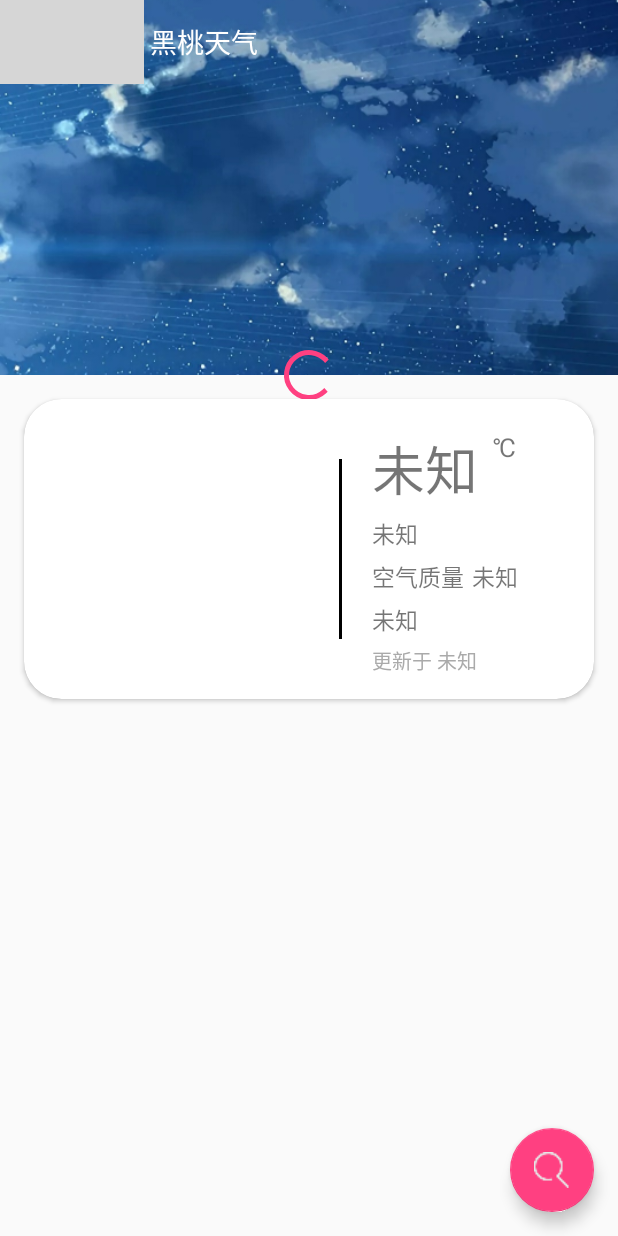
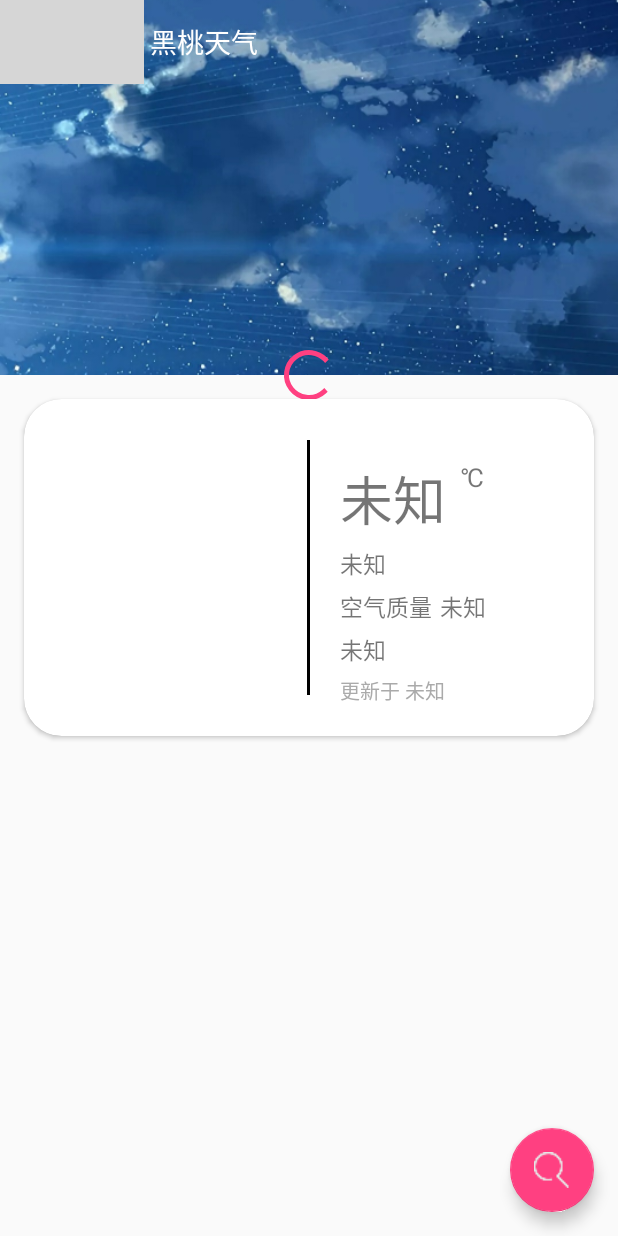
Before and after one commit to ldk123456/SpadeWeather, an Android app: the screen it shows after launch (MainActivity), on a phone screen of 412 x 824 dp. Run offline under Robolectric (Android 15) with nearby library versions, the phone set to English and light mode, and no system bars; libraries missing offline, so code that uses them is left out: com.baidu.location, org.litepal; 2 statements that could not run were skipped; grey boxes are pictures that could not be loaded.

Commit message:
update README

```diff
--- a/app/build.gradle
+++ b/app/build.gradle
@@ -4,10 +4,10 @@ android {
     compileSdkVersion 27
     defaultConfig {
         applicationId "com.example.a.spadeweather"
-        minSdkVersion 25
+        minSdkVersion 14
         targetSdkVersion 27
         versionCode 1
-        versionName "1.0"
+        versionName "1.1"
         testInstrumentationRunner "android.support.test.runner.AndroidJUnitRunner"
     }
     buildTypes {
--- a/app/src/main/java/com/example/a/spadeweather/SearchCityActivity.java
+++ b/app/src/main/java/com/example/a/spadeweather/SearchCityActivity.java
@@ -37,6 +37,7 @@ public class SearchCityActivity extends AppCompatActivity {
     @Override
     protected void onCreate(Bundle savedInstanceState) {
         super.onCreate(savedInstanceState);
+
         setContentView(R.layout.activity_search_city);
         Button searchBtn=findViewById(R.id.search_btn);
         searchText=findViewById(R.id.search_city_text);
--- a/app/src/main/res/layout/daily_forecast.xml
+++ b/app/src/main/res/layout/daily_forecast.xml
@@ -16,6 +16,7 @@
         android:id="@+id/daily_forecast_layout"
         android:layout_width="wrap_content"
         android:layout_height="wrap_content"
+        android:nestedScrollingEnabled="false"
         android:layout_gravity="center_horizontal"/>
 
 </android.support.v7.widget.CardView>
--- a/app/src/main/res/layout/hourly_forecast.xml
+++ b/app/src/main/res/layout/hourly_forecast.xml
@@ -13,6 +13,7 @@
         android:id="@+id/hourly_forecast_layout"
         android:layout_width="match_parent"
         android:layout_height="wrap_content"
+        android:nestedScrollingEnabled="false"
         android:layout_gravity="center_horizontal"/>
 
 </android.support.v7.widget.CardView>
--- a/app/src/main/res/layout/now_weather_layout.xml
+++ b/app/src/main/res/layout/now_weather_layout.xml
@@ -8,7 +8,127 @@
     app:cardCornerRadius="25dp"
     android:elevation="10dp">
 
+    <RelativeLayout
+        android:layout_width="match_parent"
+        android:layout_height="wrap_content">
+
+        <ImageView
+            android:id="@+id/middle_layout"
+            android:layout_width="2dp"
+            android:layout_height="170dp"
+            android:layout_centerInParent="true"
+            android:background="@android:color/black"/>
+
+        <RelativeLayout
+            android:id="@+id/image_layout"
+            android:layout_width="match_parent"
+            android:layout_height="wrap_content"
+            android:layout_toLeftOf="@+id/middle_layout"
+            android:layout_centerVertical="true">
+
+            <ImageView
+                android:id="@+id/now_weather_image"
+                android:layout_width="100dp"
+                android:layout_height="100dp"
+                android:layout_centerInParent="true"/>
+
+        </RelativeLayout>
+
         <LinearLayout
+            android:layout_width="match_parent"
+            android:layout_height="wrap_content"
+            android:orientation="vertical"
+            android:layout_centerVertical="true"
+            android:layout_toRightOf="@id/middle_layout"
+            android:layout_margin="20dp">
+
+            <RelativeLayout
+                android:layout_width="wrap_content"
+                android:layout_height="wrap_content"
+                android:orientation="horizontal"
+                android:layout_marginTop="20dp">
+
+                <TextView
+                    android:id="@+id/now_degree_text"
+                    android:layout_width="wrap_content"
+                    android:layout_height="wrap_content"
+                    android:text="未知"
+                    android:textSize="35dp" />
+
+                <TextView
+                    android:layout_width="wrap_content"
+                    android:layout_height="wrap_content"
+                    android:text="℃"
+                    android:layout_marginLeft="10dp"
+                    android:textSize="17sp"
+                    android:layout_toRightOf="@+id/now_degree_text"/>
+
+            </RelativeLayout>
+
+            <TextView
+                android:id="@+id/now_weather_text"
+                android:layout_width="wrap_content"
+                android:layout_height="wrap_content"
+                android:text="未知"
+                android:textSize="15dp"
+                android:layout_marginTop="5dp"/>
+
+            <LinearLayout
+                android:layout_width="wrap_content"
+                android:layout_height="wrap_content"
+                android:orientation="horizontal"
+                android:layout_marginTop="5dp">
+
+                <TextView
+                    android:layout_width="wrap_content"
+                    android:layout_height="wrap_content"
+                    android:text="空气质量"
+                    android:textSize="15dp"/>
+
+                <TextView
+                    android:id="@+id/now_air_number"
+                    android:layout_width="wrap_content"
+                    android:layout_height="wrap_content"
+                    android:text="未知"
+                    android:layout_marginLeft="5dp"
+                    android:textSize="15dp"/>
+
+            </LinearLayout>
+
+            <TextView
+                android:id="@+id/now_air_text"
+                android:layout_width="wrap_content"
+                android:layout_height="wrap_content"
+                android:layout_marginTop="5dp"
+                android:text="未知"
+                android:textSize="15dp" />
+
+            <LinearLayout
+                android:layout_width="wrap_content"
+                android:layout_height="wrap_content"
+                android:layout_marginTop="5dp"
+                android:orientation="horizontal">
+
+                <TextView
+                    android:layout_width="wrap_content"
+                    android:layout_height="wrap_content"
+                    android:text="更新于 "
+                    android:textSize="13sp"
+                    android:textColor="@android:color/darker_gray" />
+
+                <TextView
+                    android:id="@+id/updateTime_text"
+                    android:layout_width="wrap_content"
+                    android:layout_height="wrap_content"
+                    android:text="未知"
+                    android:textSize="13sp"
+                    android:textColor="@android:color/darker_gray" />
+
+            </LinearLayout>
+
+        </LinearLayout>
+
+       <!-- <LinearLayout
             android:layout_width="match_parent"
             android:layout_height="match_parent"
             android:orientation="horizontal"
@@ -18,14 +138,10 @@
                 android:id="@+id/now_weather_image"
                 android:layout_width="100dp"
                 android:layout_height="100dp"
-            android:layout_margin="50dp"/>
-
-        <ImageView
-            android:layout_width="2dp"
-            android:layout_height="120dp"
-            android:layout_gravity="center_vertical"
-            android:layout_marginLeft="10dp"
-            android:background="@android:color/black"/>
+                android:layout_marginTop="50dp"
+                android:layout_marginBottom="50dp"
+                android:layout_marginLeft="30dp"
+                android:layout_marginRight="30dp"/>
 
             <LinearLayout
                 android:layout_width="wrap_content"
@@ -120,6 +236,8 @@
             </LinearLayout>
 
 
-    </LinearLayout>
+        </LinearLayout>-->
+
+    </RelativeLayout>
 
 </android.support.v7.widget.CardView>
```
Also changed, not shown: app/src/main/res/mipmap-hdpi/logo.png (added), app/src/main/res/mipmap-mdpi/logo.png (added), app/src/main/res/mipmap-xhdpi/logo.png (added), app/src/main/res/mipmap-xxxhdpi/logo.png (added), 14 other files. Lines whose indentation alone changed are shown as unchanged.
